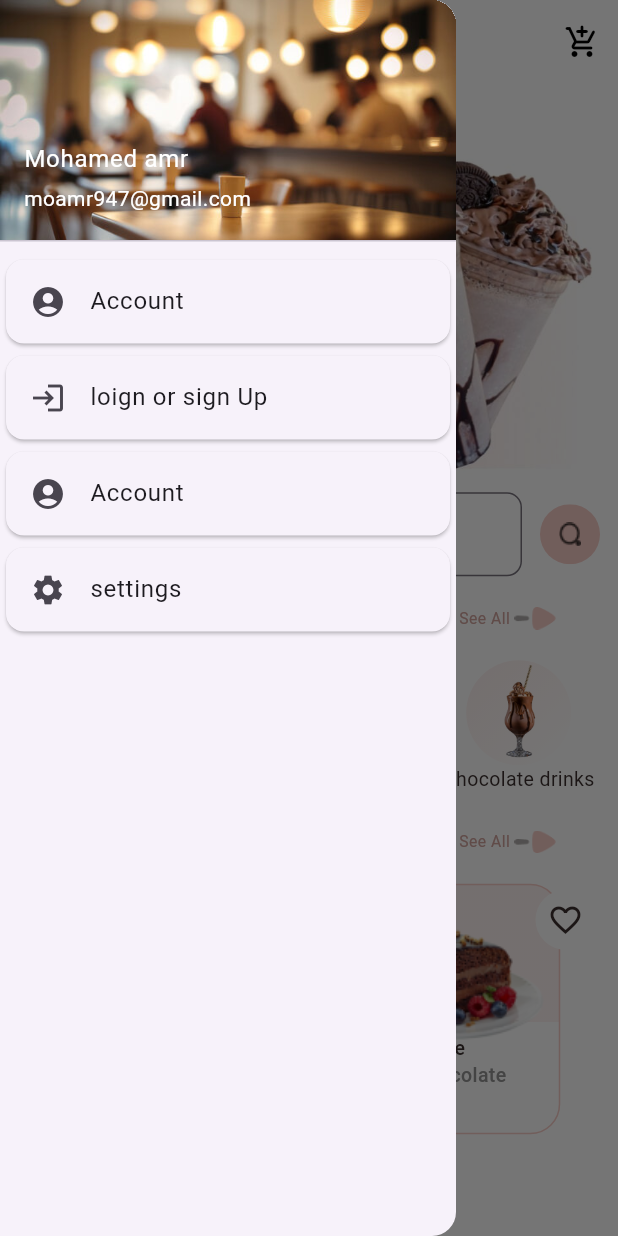
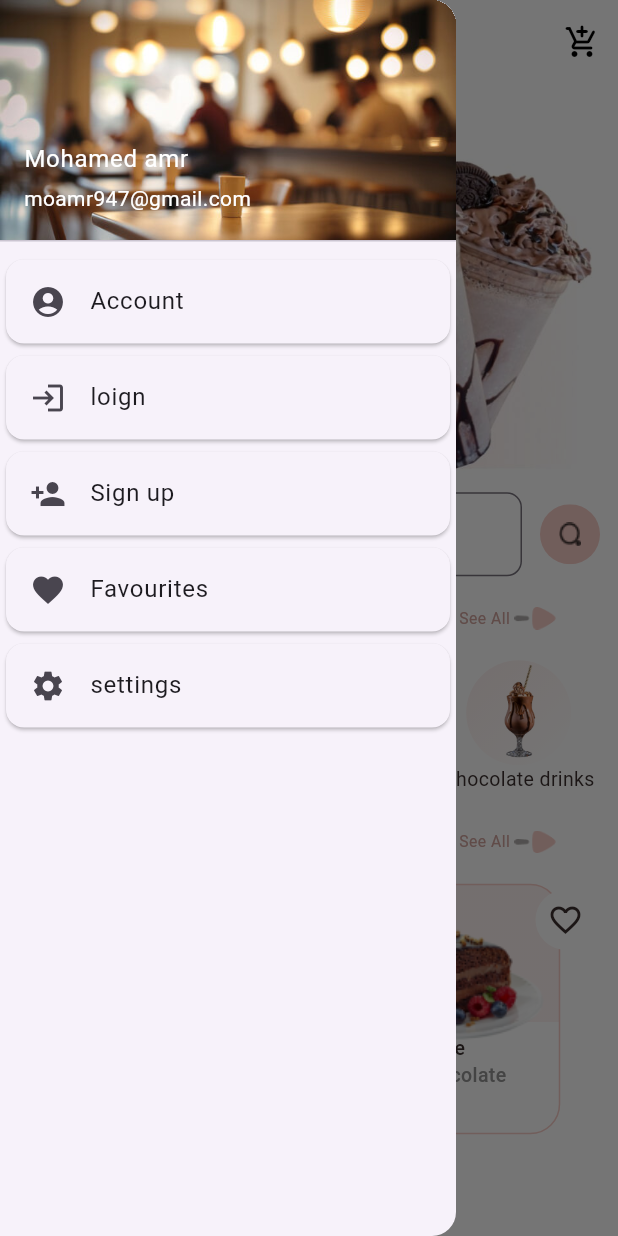
Before and after one commit to mohamedamr77/flowercafeapp, a Flutter app: the HomePageScreen screen opened directly, with the side drawer open, on a phone screen of 412 x 824 dp. Run offline on Flutter 3.47's test engine with Material 3 defaults, Android fonts, the phone set to English and light mode, and no system bars; our stand-ins replace animate_do.

Commit message:
favourite

```diff
--- a/lib/model_varibale/list_pageview.dart
+++ b/lib/model_varibale/page_view/list_pageview.dart
@@ -1,5 +1,5 @@
 import 'package:cafeflower/cool/imagecore.dart';
-import 'package:cafeflower/model_varibale/pageview_model.dart';
+import 'package:cafeflower/model_varibale/page_view/pageview_model.dart';
 
 List<PageViewModel> pageViewModelList=[
   PageViewModel(image: ImageApp.onBoarding_1_LogoImage, nameProduct: "Donuts", description: "Made by hand, from scratch with love",),
--- a/lib/widget/best_selling_widget/best_selling_item.dart
+++ b/lib/widget/best_selling_widget/best_selling_item.dart
@@ -1,10 +1,16 @@
 import 'package:flutter/material.dart';
 import '../../cool/colorcore.dart';
-import '../../model_varibale/list_best_selling.dart';
+import '../../model_varibale/best_selling/list_best_selling.dart';
 
-class CustomBestSellingItem extends StatelessWidget {
+class CustomBestSellingItem extends StatefulWidget {
   int index;
    CustomBestSellingItem({super.key,required this.index});
+
+  @override
+  State<CustomBestSellingItem> createState() => _CustomBestSellingItemState();
+}
+
+class _CustomBestSellingItemState extends State<CustomBestSellingItem> {
   @override
   Widget build(BuildContext context) {
     return   Stack(
@@ -36,7 +42,7 @@ class CustomBestSellingItem extends StatelessWidget {
           child: Image(
             height: 78,
             width: 117,
-            image: AssetImage(bestSellingList[index].image),
+            image: AssetImage(bestSellingList[widget.index].image),
           ),
         ),
         Positioned(
@@ -46,10 +52,14 @@ class CustomBestSellingItem extends StatelessWidget {
             backgroundColor: ColorApp.white_color ,
             child: Center(
               child: IconButton(
-                onPressed: () {},
-                icon:
-                Icon(Icons.favorite_border, color :ColorApp.basic_color),
-
+                onPressed: () {
+                  setState(() {
+                    bestSellingList[widget.index].fav=!bestSellingList[widget.index].fav;
+                  });
+                },
+                icon:  bestSellingList[widget.index].fav==false?
+                Icon(Icons.favorite_border, color :ColorApp.basic_color):
+                Icon(Icons.favorite, color :ColorApp.basic_color)
               ),
             ),
           ),
@@ -58,7 +68,7 @@ class CustomBestSellingItem extends StatelessWidget {
           top: 100,
           bottom: 52,
           left: 8,
-          child: Text(bestSellingList[index].nameProduct,
+          child: Text(bestSellingList[widget.index].nameProduct,
             style: TextStyle(
               color: ColorApp.basic_color,
               fontSize: 13,
@@ -70,7 +80,7 @@ class CustomBestSellingItem extends StatelessWidget {
           top: 118,
           bottom: 34,
           left: 8,
-          child: Text("Flavor : ${bestSellingList[index].flavor}",
+          child: Text("Flavor : ${bestSellingList[widget.index].flavor}",
             style: TextStyle(
               color: ColorApp.flavor_color,
               fontSize: 13,
@@ -82,7 +92,7 @@ class CustomBestSellingItem extends StatelessWidget {
           top: 142,
           bottom: 10,
           left: 12,
-          child: Text("${bestSellingList[index].price} LE",
+          child: Text("${bestSellingList[widget.index].price} LE",
             style: TextStyle(
               color: ColorApp.basic_color,
               fontSize: 13,
--- a/lib/widget/drawer_widget/navbar.dart
+++ b/lib/widget/drawer_widget/navbar.dart
@@ -1,6 +1,8 @@
 import 'package:flutter/material.dart';
 
+import '../../ui/favourite_screen.dart';
 import '../../ui/login_screen.dart';
+import '../../ui/signup_screen.dart';
 class NavBar extends StatelessWidget {
   const NavBar({super.key});
 
@@ -21,9 +23,7 @@ class NavBar extends StatelessWidget {
                   color: Colors.white
               ),
             ),
-
             decoration: BoxDecoration(
-              color: Colors.orange,
               image: DecorationImage(
                 image: AssetImage("assets/images/dividerBgAppBar.jpg"),
                 fit: BoxFit.cover,
@@ -43,14 +43,27 @@ class NavBar extends StatelessWidget {
                  Navigator.push(context, MaterialPageRoute(builder:(context) => LoginScreen(),));
               },
               leading: const Icon(Icons.login),
-              title: const Text("loign or sign Up"),
+              title: const Text("loign"),
 
             ),
           ),
-          const Card(
+          Card(
             child: ListTile(
-              leading: Icon(Icons.account_circle),
-              title: Text("Account"),
+              onTap: (){
+                Navigator.push(context, MaterialPageRoute(builder:(context) => CustomSignUpScreen(),));
+              },
+              leading: const Icon(Icons.person_add),
+              title: const Text("Sign up"),
+
+            ),
+          ),
+           Card(
+            child: ListTile(
+              leading: Icon(Icons.favorite_outlined),
+              title: Text("Favourites"),
+              onTap: (){
+                Navigator.push(context, MaterialPageRoute(builder:(context) => FavouriteScreen(),));
+              },
 
             ),
           ),
@@ -60,7 +73,6 @@ class NavBar extends StatelessWidget {
               title: Text("settings"),
             ),
           ),
-
         ],
       ),
     );
--- /dev/null
+++ b/lib/widget/favourite_page_widget/favourite_list.dart
@@ -0,0 +1,2 @@
+import '../../model_varibale/best_selling/bestselling_model.dart';
+import '../../model_varibale/best_selling/list_best_selling.dart';
--- a/lib/widget/home_page_widget/category_item.dart
+++ b/lib/widget/home_page_widget/category_item.dart
@@ -1,4 +1,4 @@
-import 'package:cafeflower/model_varibale/list_category_item.dart';
+import 'package:cafeflower/model_varibale/category/list_category_item.dart';
 import 'package:flutter/material.dart';
 
 import '../../cool/colorcore.dart';
--- a/lib/widget/home_page_widget/gridview_bestselling.dart
+++ b/lib/widget/home_page_widget/gridview_bestselling.dart
@@ -1,6 +1,6 @@
 import 'package:flutter/cupertino.dart';
 
-import '../../model_varibale/list_best_selling.dart';
+import '../../model_varibale/best_selling/list_best_selling.dart';
 import '../best_selling_widget/best_selling_item.dart';
 
 class CustomGridView extends StatelessWidget{
--- a/lib/widget/home_page_widget/listview_category.dart
+++ b/lib/widget/home_page_widget/listview_category.dart
@@ -1,5 +1,5 @@
 import 'package:flutter/cupertino.dart';
-import '../../model_varibale/list_category_item.dart';
+import '../../model_varibale/category/list_category_item.dart';
 import 'category_item.dart';
 
 class CustomListViewCategory extends StatelessWidget{
--- a/lib/widget/on_boarding_widget/on_boarding_body.dart
+++ b/lib/widget/on_boarding_widget/on_boarding_body.dart
@@ -1,8 +1,8 @@
 import 'package:cafeflower/cool/imagecore.dart';
-import 'package:cafeflower/model_varibale/list_pageview.dart';
+import 'package:cafeflower/model_varibale/page_view/list_pageview.dart';
 import 'package:cafeflower/widget/on_boarding_widget/page_view_item.dart';
 import 'package:flutter/material.dart';
-import '../../model_varibale/variable.dart';
+import '../../model_varibale/variable_/variable.dart';
 
 class CustomOnBoardingBody extends StatefulWidget {
   const CustomOnBoardingBody({super.key});
--- a/lib/widget/on_boarding_widget/page_view_item.dart
+++ b/lib/widget/on_boarding_widget/page_view_item.dart
@@ -1,9 +1,9 @@
-import 'package:cafeflower/model_varibale/list_pageview.dart';
+import 'package:cafeflower/model_varibale/page_view/list_pageview.dart';
 import 'package:cafeflower/ui/home_page_Screen.dart';
 import 'package:flutter/cupertino.dart';
 import 'package:flutter/material.dart';
 import '../../cool/colorcore.dart';
-import '../../model_varibale/variable.dart';
+import '../../model_varibale/variable_/variable.dart';
 class CustomPageViewItem extends StatefulWidget{
   int index;
   CustomPageViewItem({super.key,required this.index});
```
Also changed, not shown: lib/model_varibale/best_selling/bestselling_model.dart (renamed from lib/model_varibale/bestselling_model.dart, +4 -3 lines), lib/ui/favourite_screen.dart (added, +12 -0 lines), lib/widget/favourite_page_widget/favourite_page_body.dart (added, +74 -0 lines), lib/model_varibale/best_selling/list_best_selling.dart (renamed from lib/model_varibale/list_best_selling.dart), lib/model_varibale/category/category_model.dart (renamed from lib/model_varibale/category_model.dart), lib/model_varibale/category/list_category_item.dart (renamed from lib/model_varibale/list_category_item.dart), lib/model_varibale/page_view/pageview_model.dart (renamed from lib/model_varibale/pageview_model.dart), lib/model_varibale/variable_/variable.dart (renamed from lib/model_varibale/variable.dart).
